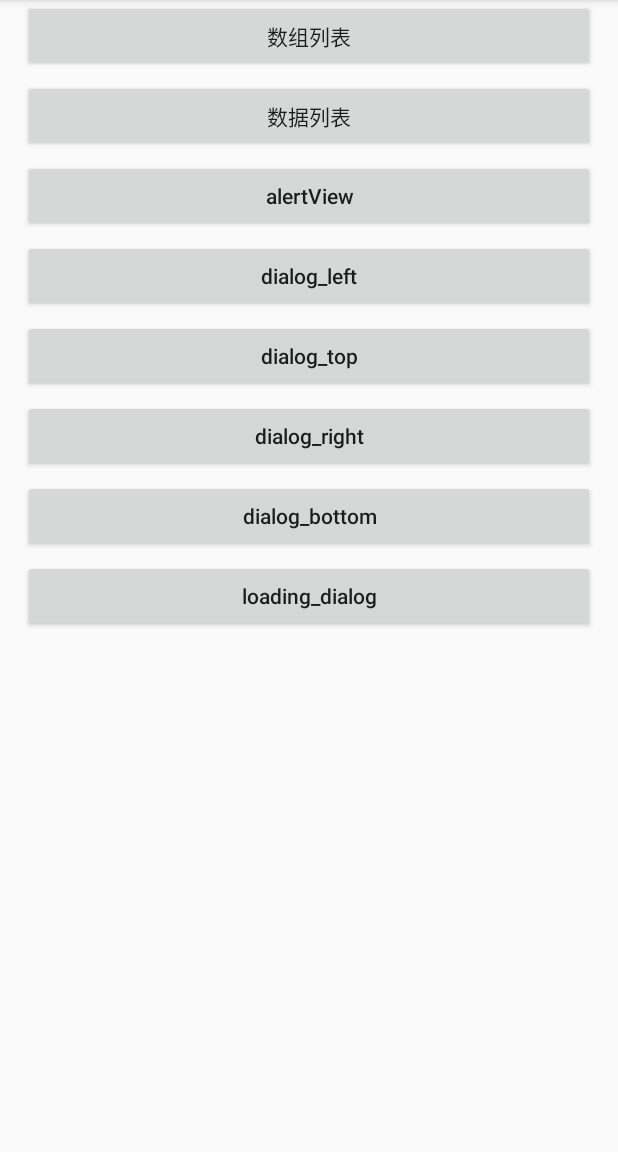
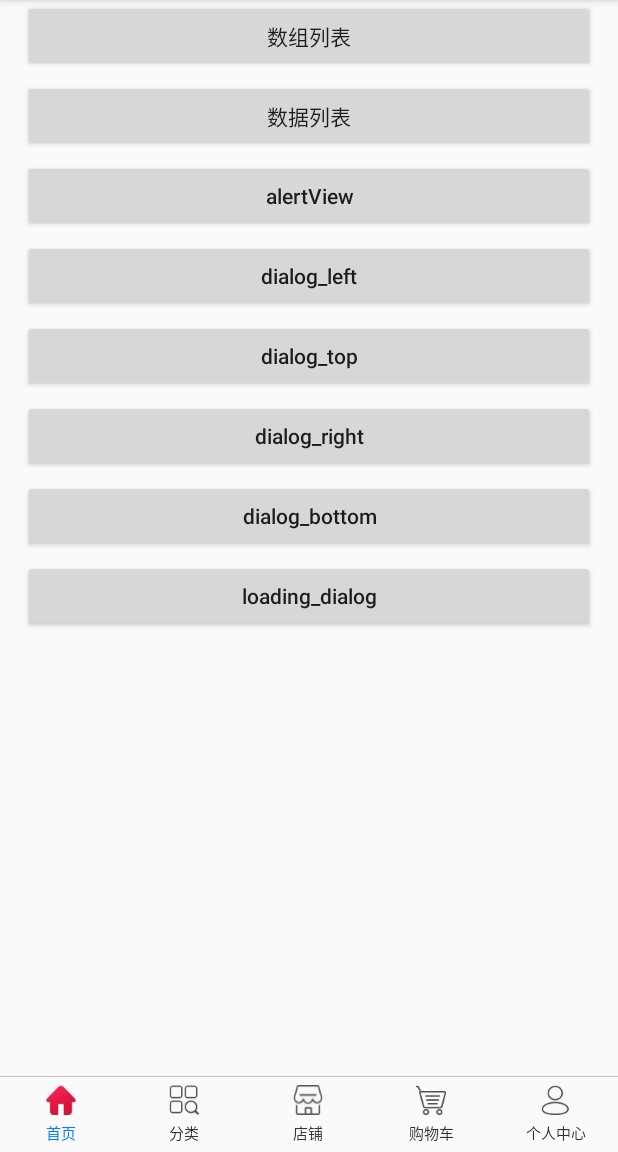
Before and after one commit to fanlcly/android_utils, an Android app: the screen it shows after launch (MainActivity), on a phone screen of 412 x 824 dp, the part 84-1236 px from its top. Run offline under Robolectric (Android 15) with nearby library versions, the phone set to English and light mode, and no system bars; our stand-ins replace CircleImageView.

Commit message:
底部导航栏的图片大小可配置

```diff
--- a/androidutils/src/main/java/com/fancy/androidutils/widget/BottomNavigationBar.java
+++ b/androidutils/src/main/java/com/fancy/androidutils/widget/BottomNavigationBar.java
@@ -137,8 +137,13 @@ public class BottomNavigationBar extends LinearLayout {
         for (int i = 0; i < size; i++) {
             View view = LayoutInflater.from(context).inflate(R.layout.item_navigation_button, null, Boolean.FALSE);
             ImageView imageView = view.findViewById(R.id.iv_img);
+            ViewGroup.LayoutParams imgParams = imageView.getLayoutParams();
+            imgParams.width = imgwidth;
+            imgParams.height = imgheight;
+            imageView.setLayoutParams(imgParams);
             imageView.setImageResource(imgs[i]);
             imageView.setScaleType(ImageView.ScaleType.FIT_XY);
+
             TextView textView = view.findViewById(R.id.tv_info);
             View dot = view.findViewById(R.id.v_dot);
             TextView tvMessageDot = view.findViewById(R.id.tv_message_dot);
--- a/app/src/main/java/com/fancy/android_utils/MainActivity.java
+++ b/app/src/main/java/com/fancy/android_utils/MainActivity.java
@@ -3,22 +3,44 @@ package com.fancy.android_utils;
 import android.content.Intent;
 import android.os.Bundle;
 import android.support.v7.app.AppCompatActivity;
+import android.text.TextUtils;
 import android.view.Gravity;
 import android.view.View;
 import android.view.ViewGroup;
 
+import com.fancy.androidutils.encrypt.SharedWrapper;
 import com.fancy.androidutils.utils.DensityUtils;
 import com.fancy.androidutils.widget.AlertView;
 import com.fancy.androidutils.widget.BaseDialog;
+import com.fancy.androidutils.widget.BottomNavigationBar;
 import com.fancy.androidutils.widget.LoadingView;
 
 public class MainActivity extends AppCompatActivity {
+    private final String[] titlesByShop = {"首页", "分类", "店铺", "购物车", "个人中心"};
+    private final int[] imgsByShop = {R.drawable.home_one_selector, R.drawable.home_two_selector, R.drawable.home_shop_selector, R.drawable.home_four_selector, R.drawable.home_five_selector};
+
     private MainActivity mActivity;
+    private BottomNavigationBar bottom_view;
+
     @Override
     protected void onCreate(Bundle savedInstanceState) {
         super.onCreate(savedInstanceState);
         setContentView(R.layout.activity_main);
         this.mActivity = this;
+
+        bottom_view = findViewById(R.id.bottom_navigation_bar);
+
+        bottom_view.setDataSource(titlesByShop, imgsByShop, 0);
+        bottom_view.setImageSize(20, 20);
+        bottom_view.setTextStyle(10, R.color.text_333333, R.color.text_037BFF);
+        bottom_view.initDatas();
+        bottom_view.setOnItemOnclickListener(new BottomNavigationBar.OnItemOnclickListener() {
+            @Override
+            public void onItemClick(int index) {
+                bottom_view.setSelectStyle(index);
+            }
+        });
+
 
         findViewById(R.id.btn1).setOnClickListener(new View.OnClickListener() {
             @Override
@@ -41,8 +63,8 @@ public class MainActivity extends AppCompatActivity {
             @Override
             public void onClick(View v) {
                 new AlertView(mActivity).setMsg("我被点出来了我被点出来了我被点出来了我被点出来了我被点出来了")
-                        .setNegativeButton("取消",null)
-                        .setPositiveButton("确定",null)
+                        .setNegativeButton("取消", null)
+                        .setPositiveButton("确定", null)
                         .show();
             }
         });
@@ -104,14 +126,11 @@ public class MainActivity extends AppCompatActivity {
             }
         });
 
-  findViewById(R.id.btn8).setOnClickListener(new View.OnClickListener() {
+        findViewById(R.id.btn8).setOnClickListener(new View.OnClickListener() {
             @Override
             public void onClick(View v) {
                 LoadingView dialog_bottom = new LoadingView(mActivity);
-
                 dialog_bottom.show();
-
-
             }
         });
 
--- /dev/null
+++ b/app/src/main/res/drawable/home_five_selector.xml
@@ -0,0 +1,5 @@
+<?xml version="1.0" encoding="utf-8"?>
+<selector xmlns:android="http://schemas.android.com/apk/res/android">
+    <item android:drawable="@drawable/member" android:state_selected="false" />
+    <item android:drawable="@drawable/member_active" android:state_selected="true" />
+</selector>
--- /dev/null
+++ b/app/src/main/res/drawable/home_four_selector.xml
@@ -0,0 +1,5 @@
+<?xml version="1.0" encoding="utf-8"?>
+<selector xmlns:android="http://schemas.android.com/apk/res/android">
+    <item android:drawable="@drawable/cart" android:state_selected="false" />
+    <item android:drawable="@drawable/cart_active" android:state_selected="true" />
+</selector>
--- /dev/null
+++ b/app/src/main/res/drawable/home_one_selector.xml
@@ -0,0 +1,5 @@
+<?xml version="1.0" encoding="utf-8"?>
+<selector xmlns:android="http://schemas.android.com/apk/res/android">
+    <item android:drawable="@drawable/home" android:state_selected="false" />
+    <item android:drawable="@drawable/home_active" android:state_selected="true" />
+</selector>
--- /dev/null
+++ b/app/src/main/res/drawable/home_shop_selector.xml
@@ -0,0 +1,5 @@
+<?xml version="1.0" encoding="utf-8"?>
+<selector xmlns:android="http://schemas.android.com/apk/res/android">
+    <item android:drawable="@drawable/shop" android:state_selected="false" />
+    <item android:drawable="@drawable/shop_active" android:state_selected="true" />
+</selector>
--- /dev/null
+++ b/app/src/main/res/drawable/home_two_selector.xml
@@ -0,0 +1,5 @@
+<?xml version="1.0" encoding="utf-8"?>
+<selector xmlns:android="http://schemas.android.com/apk/res/android">
+    <item android:drawable="@drawable/classify" android:state_selected="false" />
+    <item android:drawable="@drawable/classify_active" android:state_selected="true" />
+</selector>
--- a/app/src/main/res/layout/activity_main.xml
+++ b/app/src/main/res/layout/activity_main.xml
@@ -1,16 +1,19 @@
 <?xml version="1.0" encoding="utf-8"?>
 <LinearLayout xmlns:android="http://schemas.android.com/apk/res/android"
     android:layout_width="match_parent"
-    android:layout_height="match_parent">
+    android:layout_height="match_parent"
+    android:orientation="vertical">
 
     <ScrollView
         android:layout_width="match_parent"
-        android:layout_height="match_parent">
+        android:layout_height="0dp"
+        android:layout_weight="1"
+        android:fillViewport="true">
 
         <LinearLayout
             android:layout_width="match_parent"
             android:layout_height="match_parent"
-            android:gravity="center"
+            android:gravity="center_horizontal"
             android:orientation="vertical">
 
             <Button
@@ -22,22 +25,27 @@
                 android:id="@+id/btn2"
                 style="@style/btn"
                 android:text="数据列表" />
+
             <Button
                 android:id="@+id/btn3"
                 style="@style/btn"
                 android:text="alertView" />
+
             <Button
                 android:id="@+id/btn4"
                 style="@style/btn"
                 android:text="dialog_left" />
+
             <Button
                 android:id="@+id/btn5"
                 style="@style/btn"
                 android:text="dialog_top" />
+
             <Button
                 android:id="@+id/btn6"
                 style="@style/btn"
                 android:text="dialog_right" />
+
             <Button
                 android:id="@+id/btn7"
                 style="@style/btn"
@@ -47,7 +55,19 @@
                 android:id="@+id/btn8"
                 style="@style/btn"
                 android:text="loading_dialog" />
-
         </LinearLayout>
     </ScrollView>
+
+    <View
+        android:layout_width="match_parent"
+        android:layout_height="0.5dp"
+        android:background="@color/divide_c6c6c6" />
+
+    <com.fancy.androidutils.widget.BottomNavigationBar
+        android:id="@+id/bottom_navigation_bar"
+        android:layout_width="match_parent"
+        android:layout_height="50dp"
+        android:layout_alignParentBottom="true" />
+
+
 </LinearLayout>
```
Also changed, not shown: app/src/main/res/drawable-xhdpi/cart.png (added), app/src/main/res/drawable-xhdpi/cart_active.png (added), app/src/main/res/drawable-xhdpi/classify.png (added), app/src/main/res/drawable-xhdpi/classify_active.png (added), app/src/main/res/drawable-xhdpi/home.png (added), app/src/main/res/drawable-xhdpi/home_active.png (added), app/src/main/res/drawable-xhdpi/member.png (added), app/src/main/res/drawable-xhdpi/member_active.png (added), app/src/main/res/drawable-xhdpi/shop.png (added), app/src/main/res/drawable-xhdpi/shop_active.png (added).
